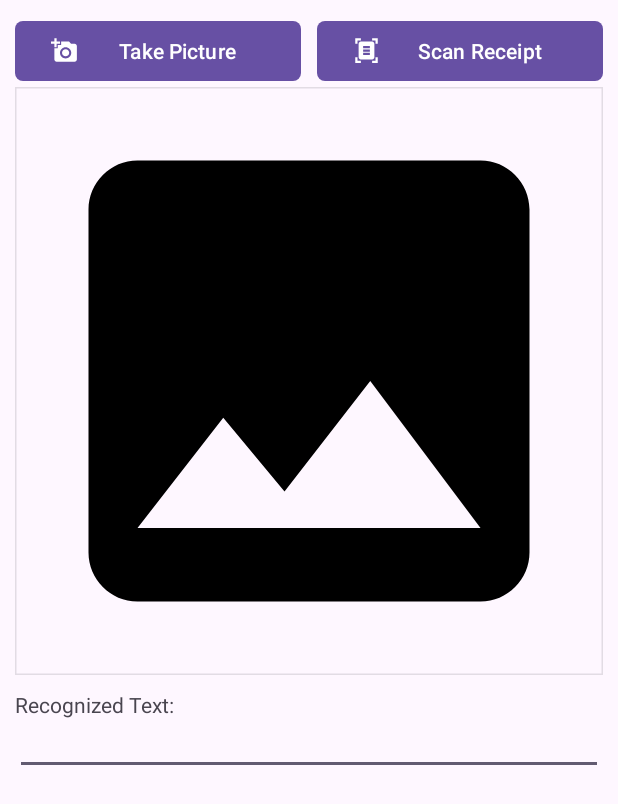
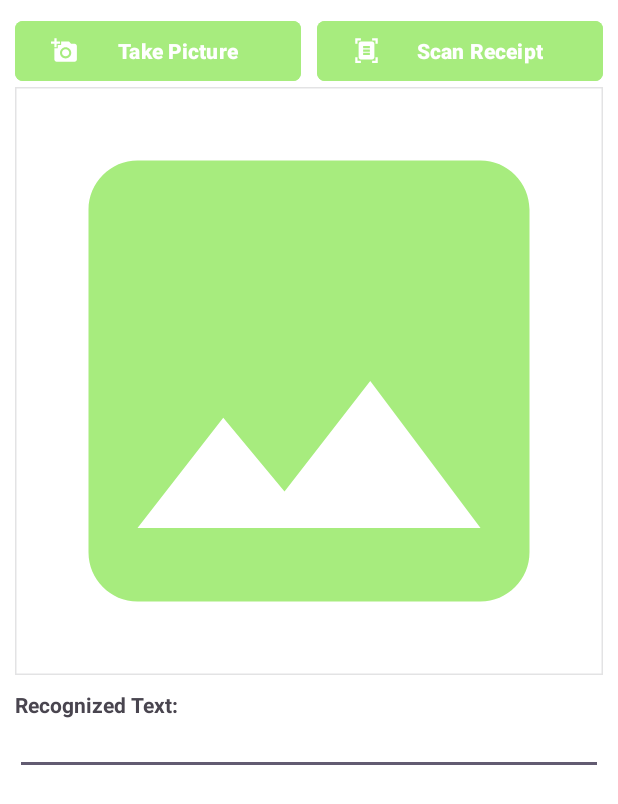
Before and after one commit to cailene/EcoGrocer, an Android app: the screen it shows after launch (MainActivity), on a phone screen of 412 x 824 dp. Shown: the top 804 px of the screen. Run offline under Robolectric (Android 15) with nearby library versions, the phone set to English and light mode, and no system bars; libraries missing offline, so code that uses them is left out: com.google.mlkit.vision; 1 statement that could not run was skipped.

Commit message:
modified files

```diff
--- a/app/src/main/res/layout/activity_main.xml
+++ b/app/src/main/res/layout/activity_main.xml
@@ -6,6 +6,7 @@
     android:layout_height="match_parent"
     android:orientation="vertical"
     android:padding="10dp"
+    android:background="@color/white"
     tools:context=".MainActivity">
 
     <LinearLayout
@@ -15,16 +16,20 @@
 
         <com.google.android.material.button.MaterialButton
             android:id="@+id/inputImageBtn"
-            android:text="Take Picture"
-            app:cornerRadius="5dp"
-            app:icon="@drawable/baseline_add_a_photo_24"
+            android:layout_width="match_parent"
+            android:layout_height="match_parent"
             android:layout_marginEnd="5dp"
             android:layout_weight="1"
-            android:layout_width="match_parent"
-            android:layout_height="match_parent"/>
+            android:backgroundTint="@color/green"
+            android:text="Take Picture"
+            android:textStyle="bold"
+            app:cornerRadius="5dp"
+            app:icon="@drawable/baseline_add_a_photo_24" />
         <com.google.android.material.button.MaterialButton
             android:id="@+id/recognizeTextBtn"
             android:layout_width="match_parent"
+            android:backgroundTint="@color/green"
+            android:textStyle="bold"
             app:cornerRadius="5dp"
             app:icon="@drawable/baseline_document_scanner_24"
             android:layout_weight="1"
@@ -47,6 +52,7 @@
                 android:layout_width="match_parent"
                 android:layout_height="wrap_content"
                 android:src="@drawable/baseline_image_24"
+                android:tint="@color/green"
                 android:adjustViewBounds="true"
                 app:strokeWidth="2dp"/>
 
@@ -55,15 +61,21 @@
                 android:layout_width="match_parent"
                 android:layout_height="wrap_content"
                 android:layout_marginTop="10dp"
-                android:text="Recognized Text:"/>
+                android:textStyle="bold"
+                android:text="Recognized Text:"
+                />
 
             <!-- EditText: -->
             <EditText
                 android:id="@+id/recognizeTextEt"
                 android:layout_width="match_parent"
                 android:layout_height="wrap_content"
-                android:textSize="12sp"
-                android:inputType="text"/>
+                android:layout_marginBottom="20dp"
+                android:fontFamily="sans-serif"
+                android:gravity="start"
+                android:maxLines="10"
+                android:scrollbars="vertical"
+                android:textSize="12sp" />
 
         </LinearLayout>
 
--- a/app/src/main/res/values/colors.xml
+++ b/app/src/main/res/values/colors.xml
@@ -2,4 +2,6 @@
 <resources>
     <color name="black">#FF000000</color>
     <color name="white">#FFFFFFFF</color>
+    <color name="orange">#FFA800</color>
+    <color name="green">#A7EC7E</color>
 </resources>
```
Also changed, not shown: app/src/main/java/com/example/ecogrocer/MainActivity.java (+23 -118 lines), app/src/main/res/values/strings.xml (+8 -0 lines).
